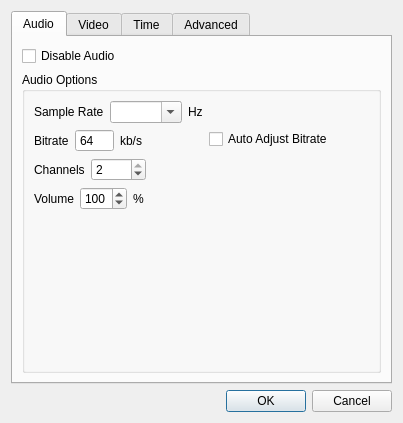
The window that src/ui/conversionparameterdialog.ui (qwinff/qwinff) describes before a commit, drawn with Qt 5.
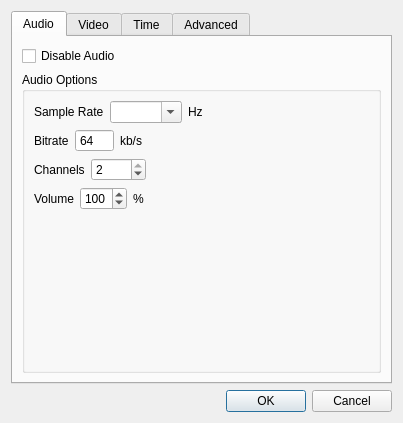
The same window after the commit. Icons and pictures are not drawn.

Commit message: [Rem] Remove "auto bitrate" option since it doesn't make sense to do so. "Auto bitrate" option uses the bitrate of the input file as the bitrate of the output file. Since different audio formats store data differently, the option is invalid in most cases.

The edit to the form file:
```diff
--- a/src/ui/conversionparameterdialog.ui
+++ b/src/ui/conversionparameterdialog.ui
@@ -166,16 +166,6 @@
               </item>
              </layout>
             </item>
-            <item row="1" column="1">
-             <widget class="QCheckBox" name="chkAutoAdjustBitrate">
-              <property name="toolTip">
-               <string>Use the source bitrate if it is smaller than the configured output bitrate. This can reduce output file size in certain conditions.</string>
-              </property>
-              <property name="text">
-               <string>Auto Adjust Bitrate</string>
-              </property>
-             </widget>
-            </item>
            </layout>
           </widget>
          </item>
```
Left out of the diff: 1 changed line with no effect on the pictures. The commit also changes 4 other files.
